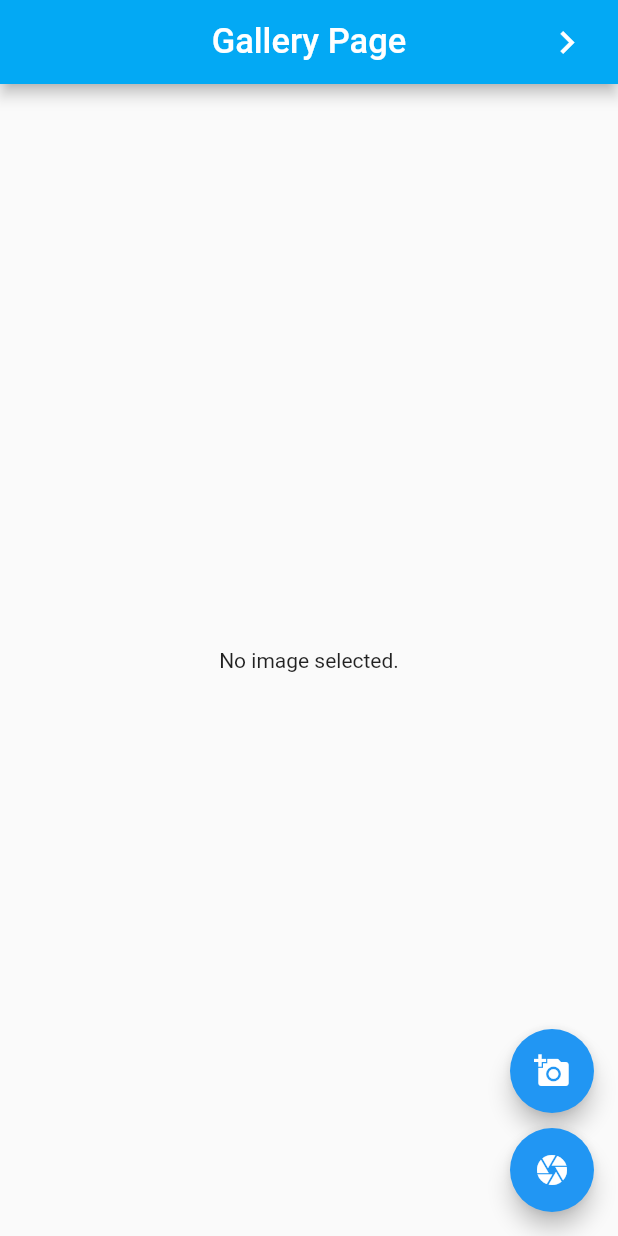
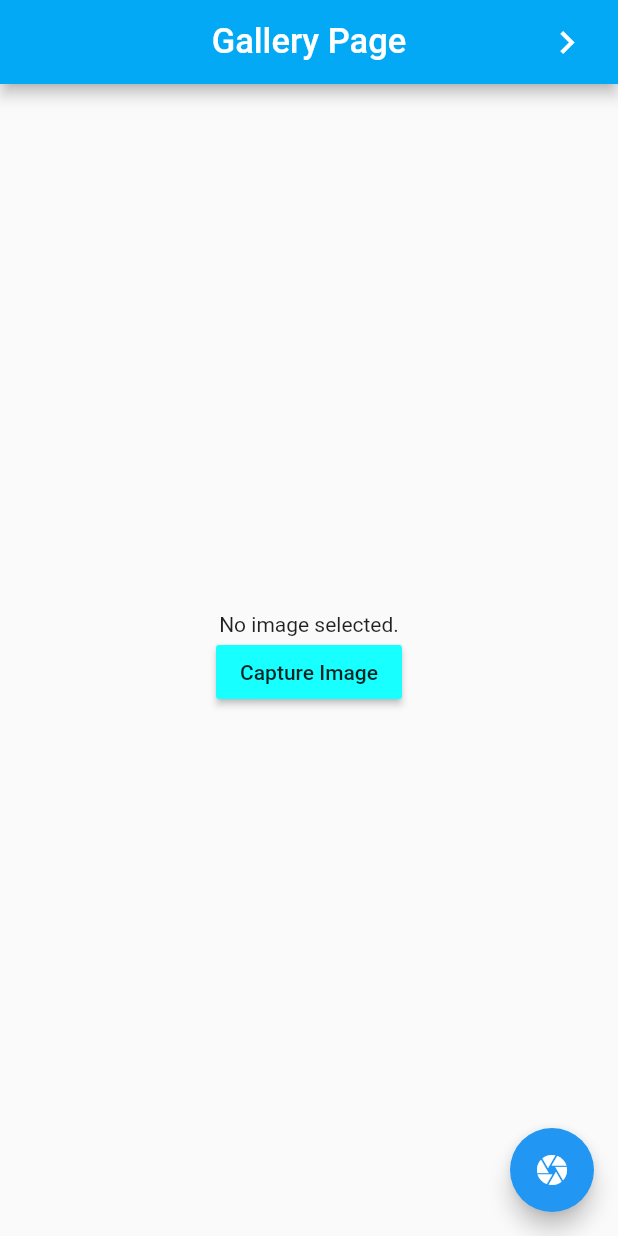
Before and after one commit to Tuan-Quyen/demo-flutter, a Flutter app: the screen it shows after launch, after a tap on the "camera" icon, on a phone screen of 412 x 824 dp. Run offline on Flutter 3.47's test engine with Material 2 defaults, Android fonts, the phone set to English and light mode, and no system bars; our stand-ins replace camera, google_maps_flutter, image_picker, permission_handler; missing offline and left inert: flutter_advanced_networkimage; generated files the repository leaves out were written again.

Commit message:
+ update gallery

```diff
--- a/lib/GalleryPage.dart
+++ b/lib/GalleryPage.dart
@@ -39,7 +39,10 @@ class _MyGalleryPageState extends State<GalleryPage> {
     final Directory appDirectory = await getExternalStorageDirectory();
     final String pictureDirectory = '${appDirectory.path}/Pictures';
     await Directory(pictureDirectory).create(recursive: true);
-    final String currentTime = DateTime.now().millisecondsSinceEpoch.toString();
+    final String currentTime = DateTime
+        .now()
+        .millisecondsSinceEpoch
+        .toString();
     final String filePath = '$pictureDirectory/${currentTime}.jpg';
     final File localImage = await image.copy(filePath);
     setState(() {
@@ -49,8 +52,9 @@ class _MyGalleryPageState extends State<GalleryPage> {
 
   Future getGallery() async {
     var image = await ImagePicker.pickImage(source: ImageSource.gallery);
+    if (image != null) {
       _image = image;
-    print(image.path);
+    };
     setState(() {});
   }
 
@@ -86,12 +90,12 @@ class _MyGalleryPageState extends State<GalleryPage> {
                 width: 300,
                 height: 300,
               ),
-             /* RaisedButton(
+               RaisedButton(
                   color: Colors.cyanAccent,
                   child: Text("Capture Image"),
                   onPressed: () {
                     _navigateCamera(context);
-                  })*/
+                  })
             ],
           ),
         ),
@@ -99,10 +103,10 @@ class _MyGalleryPageState extends State<GalleryPage> {
           mainAxisAlignment: MainAxisAlignment.end,
           crossAxisAlignment: CrossAxisAlignment.end,
           children: <Widget>[
-            FloatingActionButton(
+            /*FloatingActionButton(
               onPressed: checkPermission,
               child: new Icon(Icons.add_a_photo),
-            ),
+            ),*/
             Padding(
               padding: const EdgeInsets.only(top: 10),
               child: FloatingActionButton(
--- a/pubspec.yaml
+++ b/pubspec.yaml
@@ -32,6 +32,7 @@ dependencies:
   location: ^2.3.5
   path_provider: ^0.5.0
   permission_handler: ^3.0.1
+  path: ^1.6.2
 dev_dependencies:
   flutter_test:
     sdk: flutter
```
Also changed, not shown: lib/CameraPage.dart (+18 -8 lines), pubspec.lock. Lines whose indentation alone changed are shown as unchanged.
